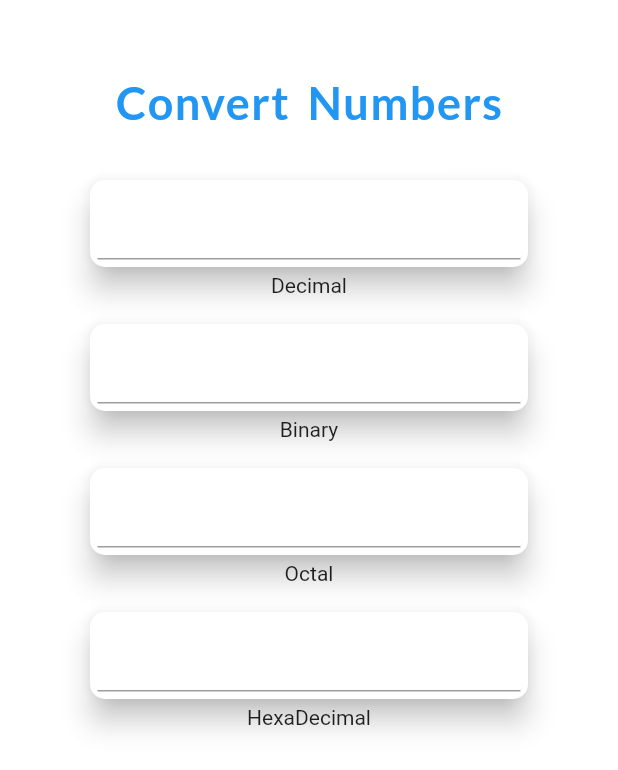
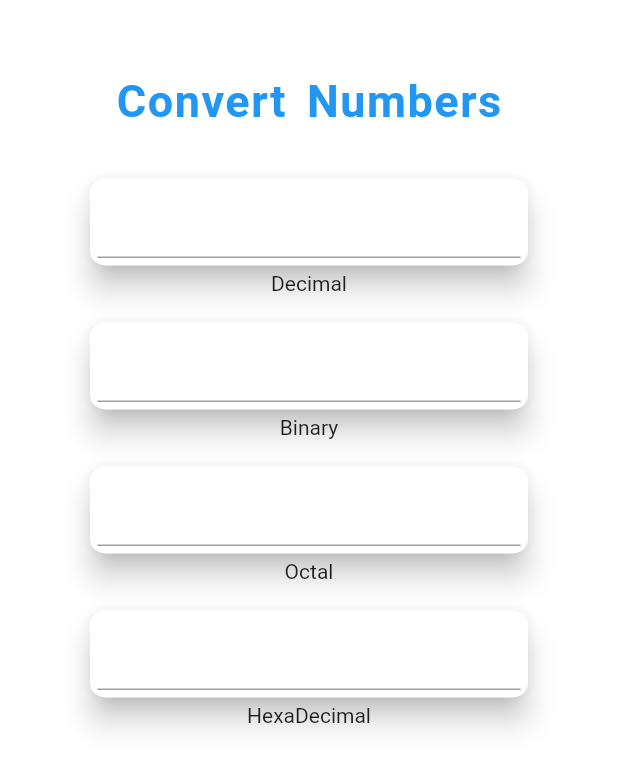
Before and after one commit to santoshakil/base_converter, a Flutter app: the screen it shows after launch, on a phone screen of 412 x 824 dp. Shown: the top 770 px of the screen. Run offline on Flutter 3.47's test engine with Material 2 defaults, Android fonts, the phone set to English and light mode, and no system bars; our stand-ins replace google_fonts.

Commit message:
first commit

```diff
--- a/lib/main.dart
+++ b/lib/main.dart
@@ -36,16 +36,6 @@ class _BaseConverterState extends State<BaseConverter> {
     return Scaffold(
       backgroundColor: Colors.white,
       resizeToAvoidBottomPadding: false,
-//      appBar: AppBar(
-//        title: Text(
-//          'AiO Calculator',
-//          style: TextStyle(
-//              color: Colors.blue[500], letterSpacing: 2, wordSpacing: 5),
-//        ),
-//        centerTitle: true,
-//        backgroundColor: Colors.white,
-//        elevation: 3,
-//      ),
       body: Center(
         child: Column(
           mainAxisAlignment: MainAxisAlignment.start,
@@ -55,14 +45,16 @@ class _BaseConverterState extends State<BaseConverter> {
               height: 50,
             ),
             Container(
-              child: new Text("Convert Numbers",
-                  style: GoogleFonts.lato(
-                      textStyle: TextStyle(
-                          fontSize: 30,
-                          fontWeight: FontWeight.bold,
-                          letterSpacing: 1,
-                          wordSpacing: 5,
-                          color: Colors.blue[500]))),
+              child: new Text(
+                "Convert Numbers",
+                style: TextStyle(
+                  fontSize: 30,
+                  fontWeight: FontWeight.bold,
+                  letterSpacing: 1,
+                  wordSpacing: 5,
+                  color: Colors.blue[500],
+                ),
+              ),
             ),
             SizedBox(height: 30),
             Container(
```
